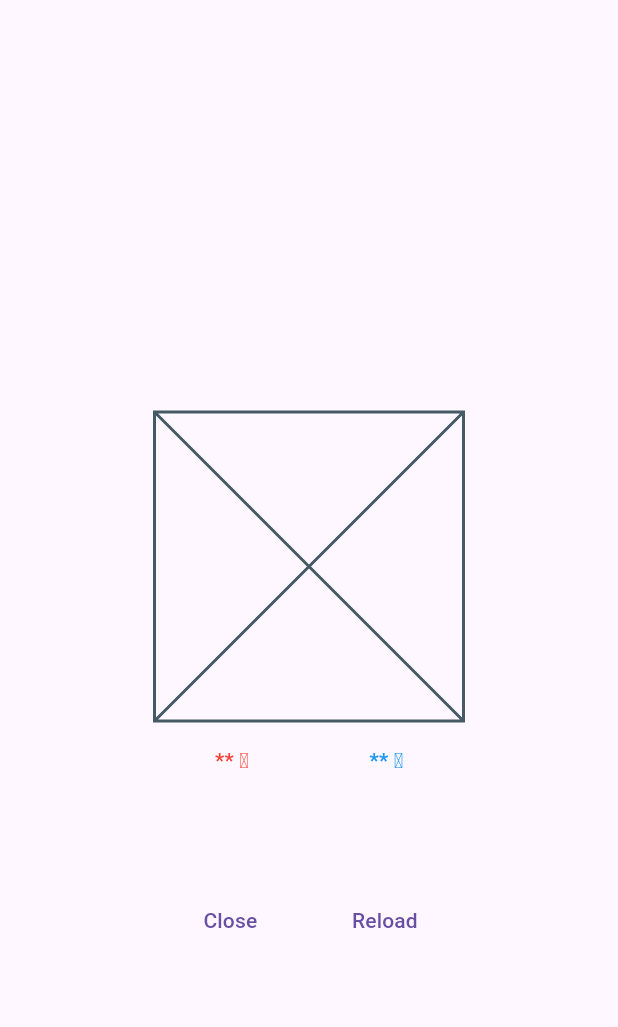
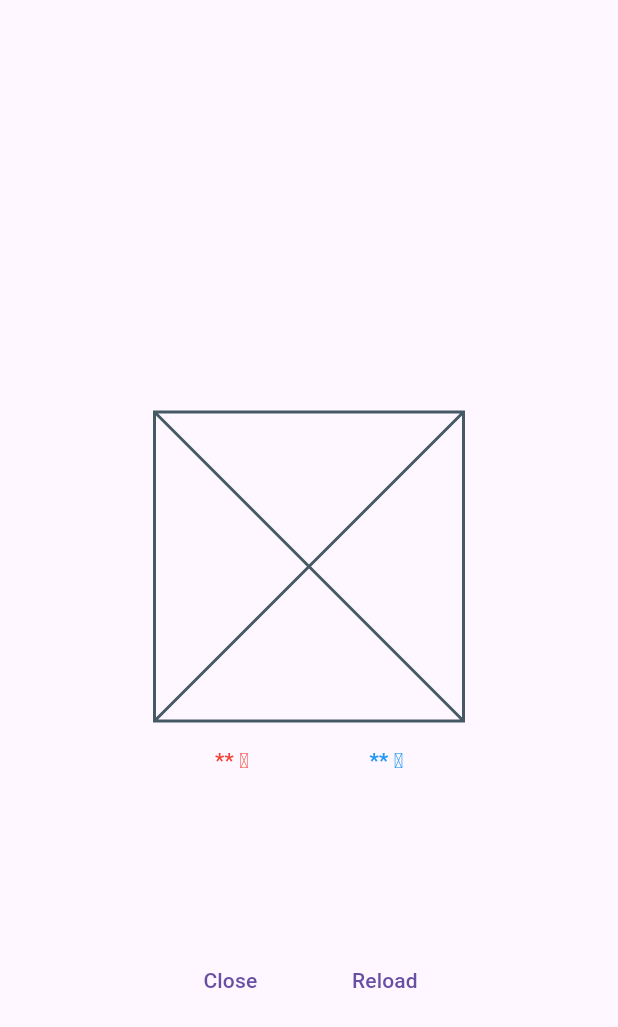
Before and after one commit to fa0311/flutter-training, a Flutter app: the screen it shows after launch, on a phone screen of 412 x 824 dp. Shown: the top 1027 px of the screen. Run offline on Flutter 3.47's test engine with Material 3 defaults, Android fonts, the phone set to English and light mode, and no system bars.

Commit message:
fix: Padding の Typo を修正

```diff
--- a/lib/main.dart
+++ b/lib/main.dart
@@ -32,7 +32,7 @@ class MainApp extends StatelessWidget {
                 ),
                 Flexible(
                   child: Padding(
-                    padding: EdgeInsets.only(top: 40),
+                    padding: EdgeInsets.only(top: 80),
                     child: ActionButton(),
                   ),
                 ),
```
